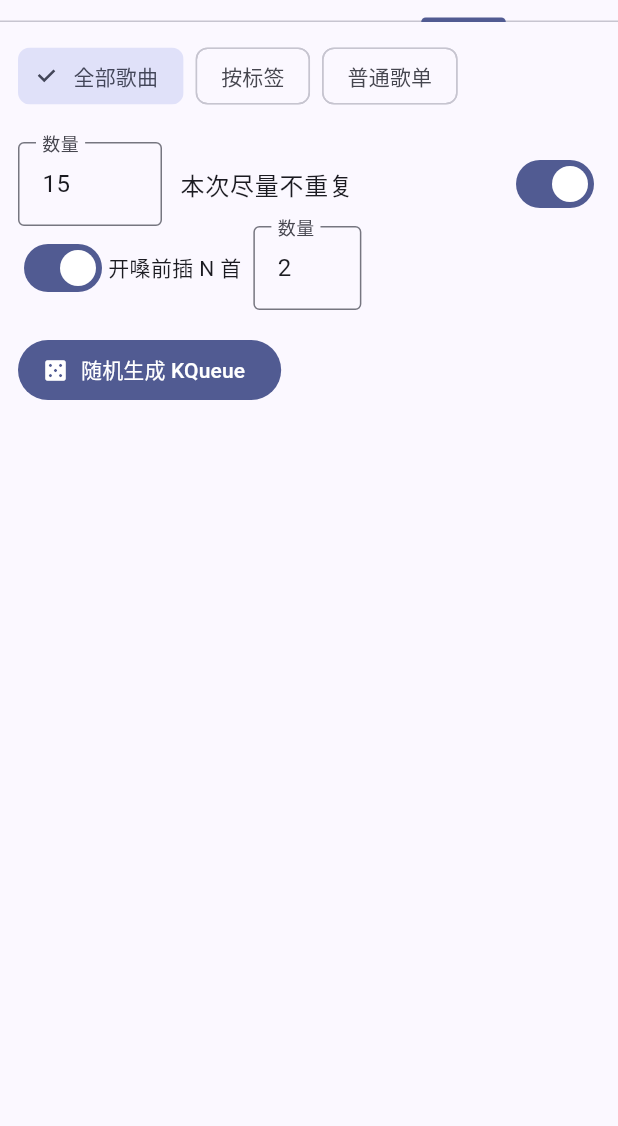
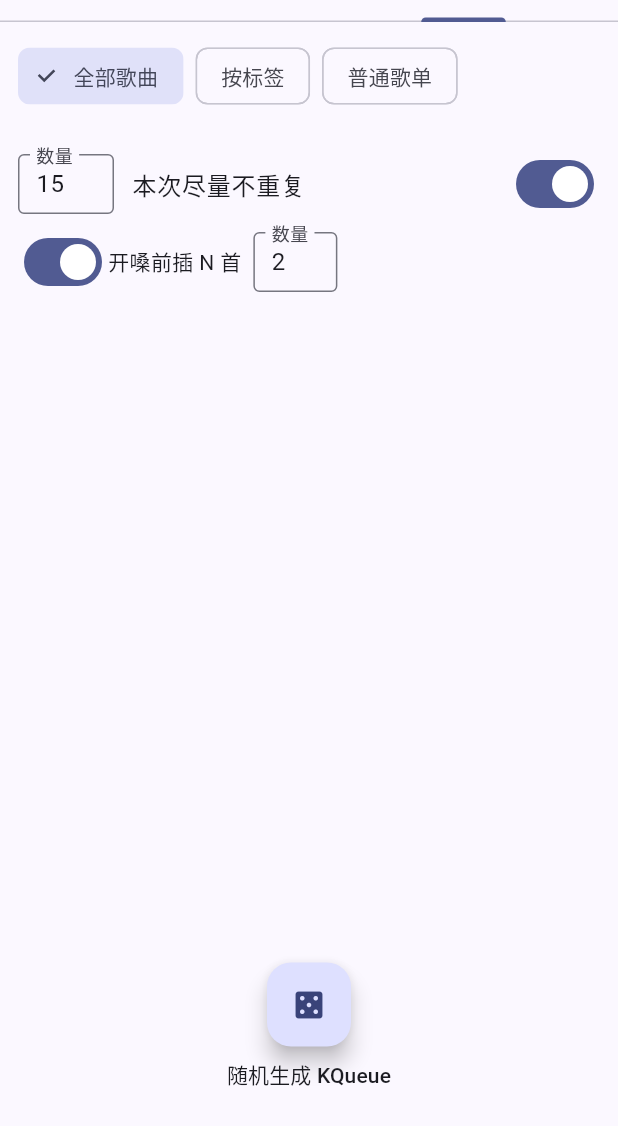
Before and after one commit to fjxcv/SingList, a Flutter app: the GeneratorPage screen opened directly, tab 2 chosen, on a phone screen of 412 x 824 dp, the part 110-1236 px from its top. Run offline on Flutter 3.47's test engine with Material 3 defaults, Android fonts, the phone set to English and light mode, and no system bars; our stand-ins replace drift, flutter_riverpod, share_plus; accounts and stored records are empty; generated files the repository leaves out were written again.

Commit message:
Adjust import icons and generator actions

```diff
--- a/lib/ui/pages/playlists_page.dart
+++ b/lib/ui/pages/playlists_page.dart
@@ -105,7 +105,9 @@ class PlaylistsPage extends ConsumerWidget {
                   controller: controller,
                   maxLines: 6,
                   decoration: const InputDecoration(
-                    labelText: '粘贴文本，每行“歌名 - 歌手”或“歌名/歌手”',
+                    labelText: '粘贴文本',
+                    helperText: '每行“歌名 - 歌手”或“歌名/歌手”',
+                    helperMaxLines: 2,
                   ),
                 ),
                 if (error != null)
--- a/lib/ui/pages/random_queue_page.dart
+++ b/lib/ui/pages/random_queue_page.dart
@@ -5,6 +5,7 @@ import '../../state/brush_generator_state.dart';
 import '../../state/providers.dart';
 import '../../state/random_queue_state.dart';
 import 'queue_page.dart';
+import '../widgets/bottom_fab_action.dart';
 
 class RandomQueuePage extends ConsumerWidget {
   const RandomQueuePage({super.key});
@@ -18,6 +19,10 @@ class RandomQueuePage extends ConsumerWidget {
 
     return Padding(
       padding: const EdgeInsets.all(12),
+      child: Stack(
+        children: [
+          Padding(
+            padding: const EdgeInsets.only(bottom: 96),
             child: Column(
               crossAxisAlignment: CrossAxisAlignment.start,
               children: [
@@ -38,8 +43,7 @@ class RandomQueuePage extends ConsumerWidget {
                     ChoiceChip(
                       label: const Text('普通歌单'),
                       selected: state.sourceType == BrushSourceType.playlist,
-                onSelected: (_) =>
-                    notifier.updateSourceType(BrushSourceType.playlist),
+                      onSelected: (_) => notifier.updateSourceType(BrushSourceType.playlist),
                     ),
                   ],
                 ),
@@ -48,8 +52,9 @@ class RandomQueuePage extends ConsumerWidget {
                   DropdownButtonFormField<int>(
                     value: state.selectedTagId,
                     decoration: const InputDecoration(labelText: '选择标签'),
-              items:
-                  tags.map((t) => DropdownMenuItem(value: t.id, child: Text(t.name))).toList(),
+                    items: tags
+                        .map((t) => DropdownMenuItem(value: t.id, child: Text(t.name)))
+                        .toList(),
                     onChanged: notifier.updateTag,
                   ),
                 if (state.sourceType == BrushSourceType.playlist)
@@ -65,14 +70,17 @@ class RandomQueuePage extends ConsumerWidget {
                 Row(
                   children: [
                     SizedBox(
-                width: 96,
+                      width: 64,
                       child: TextFormField(
                         key: ValueKey('count-${state.count}'),
                         initialValue: state.count.toString(),
-                  decoration: const InputDecoration(labelText: '数量'),
+                        decoration: const InputDecoration(
+                          labelText: '数量',
+                          isDense: true,
+                          contentPadding: EdgeInsets.symmetric(horizontal: 8, vertical: 8),
+                        ),
                         keyboardType: TextInputType.number,
-                  onChanged: (v) =>
-                      notifier.updateCount(int.parse(v.trim())),
+                        onChanged: (v) => notifier.updateCount(int.parse(v.trim())),
                       ),
                     ),
                     const SizedBox(width: 12),
@@ -95,11 +103,15 @@ class RandomQueuePage extends ConsumerWidget {
                     const Text('开嗓前插 N 首'),
                     const SizedBox(width: 8),
                     SizedBox(
-                width: 72,
+                      width: 56,
                       child: TextFormField(
                         key: ValueKey('warmup-${state.warmupCount}-${state.warmupEnabled}'),
                         initialValue: state.warmupCount.toString(),
-                  decoration: const InputDecoration(labelText: '数量'),
+                        decoration: const InputDecoration(
+                          labelText: '数量',
+                          isDense: true,
+                          contentPadding: EdgeInsets.symmetric(horizontal: 8, vertical: 8),
+                        ),
                         keyboardType: TextInputType.number,
                         onChanged: (v) => notifier.updateWarmupCount(
                           int.parse(v.trim()),
@@ -113,8 +125,15 @@ class RandomQueuePage extends ConsumerWidget {
                     padding: const EdgeInsets.only(top: 4),
                     child: Text(state.error!, style: const TextStyle(color: Colors.red)),
                   ),
-          const SizedBox(height: 16),
-          FilledButton.icon(
+              ],
+            ),
+          ),
+          Positioned(
+            left: 0,
+            right: 0,
+            bottom: 12,
+            child: Center(
+              child: BottomFabAction(
                 onPressed: state.isLoading
                     ? null
                     : () async {
@@ -127,8 +146,11 @@ class RandomQueuePage extends ConsumerWidget {
                           ),
                         );
                       },
-            icon: const Icon(Icons.casino),
-            label: Text(state.isLoading ? '生成中...' : '随机生成 KQueue'),
+                icon: Icons.casino,
+                label: state.isLoading ? '生成中...' : '随机生成 KQueue',
+                isLoading: state.isLoading,
+              ),
+            ),
           ),
         ],
       ),
--- a/lib/ui/pages/songs_page.dart
+++ b/lib/ui/pages/songs_page.dart
@@ -33,7 +33,7 @@ class _SongsPageState extends ConsumerState<SongsPage> {
             onPressed: () => _showAddDialog(context, repo),
           ),
           IconButton(
-            icon: const Icon(Icons.upload),
+            icon: const Icon(Icons.content_paste),
             onPressed: () => _showBulkImportDialog(context, repo),
           ),
         ],
--- /dev/null
+++ b/lib/ui/widgets/bottom_fab_action.dart
@@ -0,0 +1,45 @@
+import 'package:flutter/material.dart';
+
+class BottomFabAction extends StatelessWidget {
+  const BottomFabAction({
+    super.key,
+    required this.onPressed,
+    required this.icon,
+    required this.label,
+    this.isLoading = false,
+  });
+
+  final VoidCallback? onPressed;
+  final IconData icon;
+  final String label;
+  final bool isLoading;
+
+  @override
+  Widget build(BuildContext context) {
+    final colorScheme = Theme.of(context).colorScheme;
+    return Column(
+      mainAxisSize: MainAxisSize.min,
+      children: [
+        FloatingActionButton(
+          onPressed: onPressed,
+          child: isLoading
+              ? SizedBox(
+                  width: 20,
+                  height: 20,
+                  child: CircularProgressIndicator(
+                    strokeWidth: 2,
+                    color: colorScheme.onPrimary,
+                  ),
+                )
+              : Icon(icon),
+        ),
+        const SizedBox(height: 8),
+        Text(
+          label,
+          textAlign: TextAlign.center,
+          style: Theme.of(context).textTheme.labelLarge,
+        ),
+      ],
+    );
+  }
+}
```
Also changed, not shown: lib/ui/pages/generator_page.dart (+32 -11 lines). Lines whose indentation alone changed are shown as unchanged.
